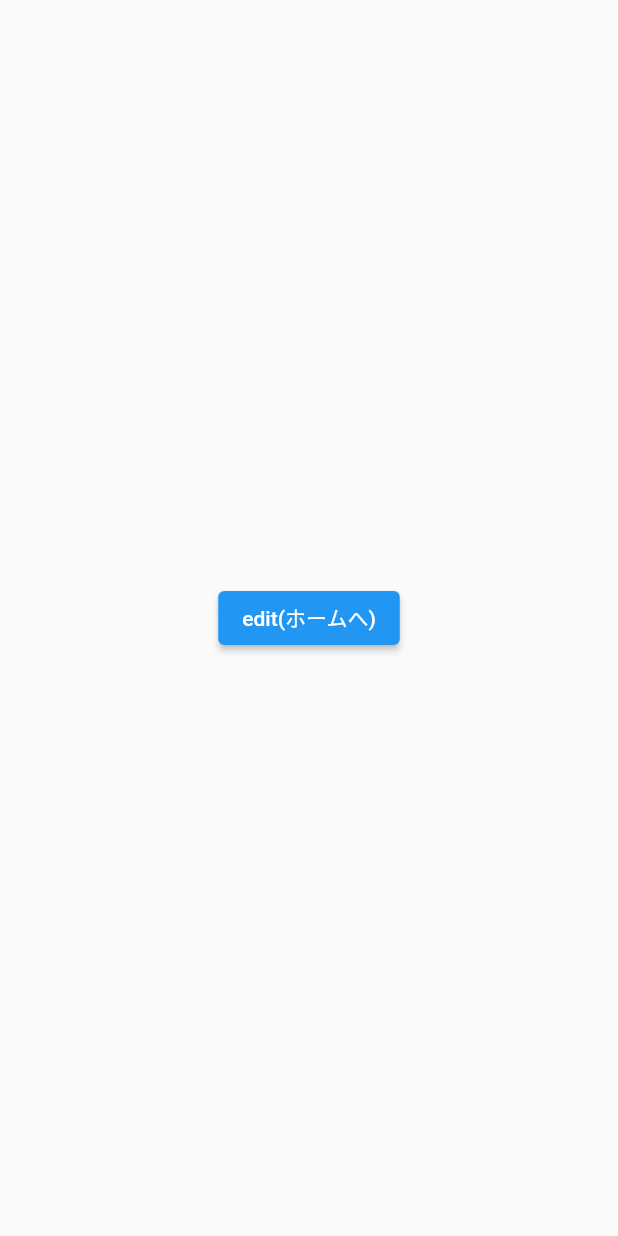
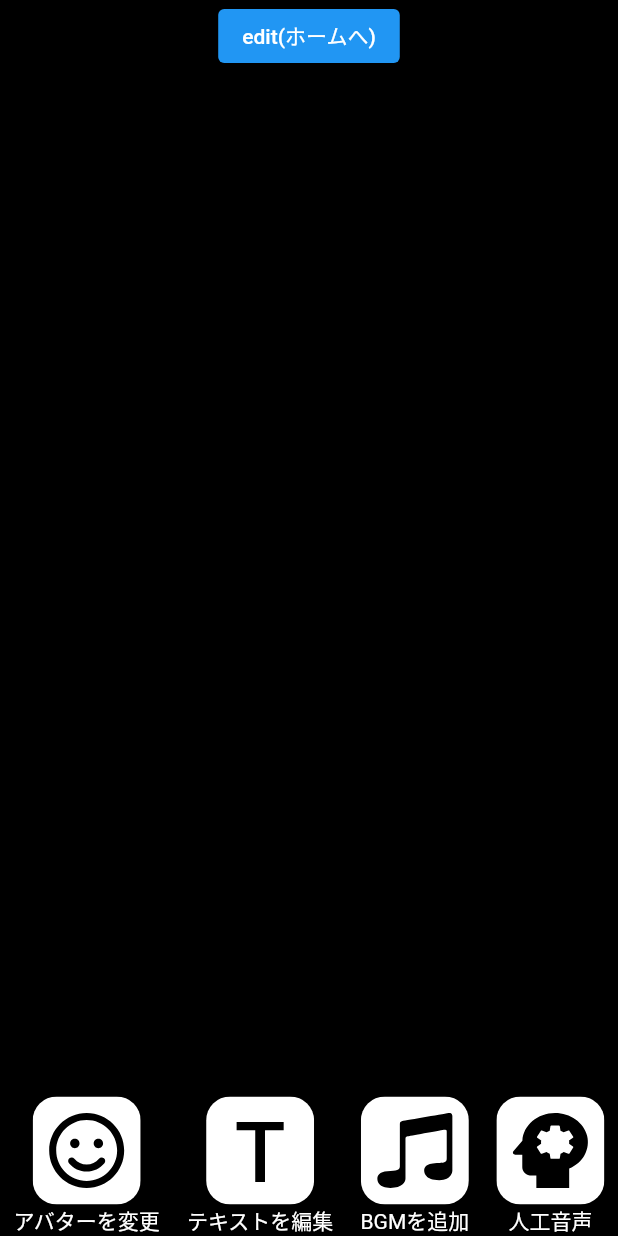
Before and after one commit to maropook/neon3, a Flutter app: the EditPage screen opened by its route, on a phone screen of 412 x 824 dp. Run offline on Flutter 3.47's test engine with Material 2 defaults, Android fonts, the phone set to English and light mode, and no system bars; our stand-ins replace flutter_svg, go_router, hooks_riverpod, url_strategy.

Commit message:
create_dialog

```diff
--- /dev/null
+++ b/lib/themes/styles.dart
@@ -0,0 +1,6 @@
+import 'package:flutter/material.dart';
+
+abstract class Styles {
+  static const editModalBottomSheetBackGroundColor =
+      Color.fromARGB(85, 255, 255, 255);
+}
--- a/lib/ui/pages/edit_page/edit_page.dart
+++ b/lib/ui/pages/edit_page/edit_page.dart
@@ -1,5 +1,8 @@
 import 'package:flutter/material.dart';
+import 'package:flutter_svg/svg.dart';
 import 'package:go_router/go_router.dart';
+import 'package:maropook_neon2/gen/assets.gen.dart';
+import 'package:maropook_neon2/themes/styles.dart';
 
 class EditPage extends StatelessWidget {
   const EditPage({super.key});
@@ -7,13 +10,71 @@ class EditPage extends StatelessWidget {
   @override
   Widget build(BuildContext context) {
     return Scaffold(
-      body: Center(
-        child: ElevatedButton(
+      backgroundColor: Colors.black,
+      body:
+          Column(mainAxisAlignment: MainAxisAlignment.spaceBetween, children: [
+        ElevatedButton(
           onPressed: () {
             context.go('/');
           },
           child: const Text('edit(ホームへ)'),
         ),
+        Row(
+          mainAxisAlignment: MainAxisAlignment.spaceAround,
+          children: [
+            _buildEditContentIcon(
+                'アバターを変更', Assets.images.changeAvatarIcon, context),
+            _buildEditContentIcon(
+                'テキストを編集', Assets.images.textEditIcon, context),
+            _buildEditContentIcon('BGMを追加', Assets.images.addBgmIcon, context),
+            _buildEditContentIcon(
+                '人工音声', Assets.images.artificialVoiceIcon, context),
+          ],
+        )
+      ]),
+    );
+  }
+
+  Widget _buildEditContentIcon(
+      String text, String iconPath, BuildContext context) {
+    return GestureDetector(
+      onTap: () {
+        showModalBottomSheet(
+            backgroundColor: Styles.editModalBottomSheetBackGroundColor,
+            isScrollControlled: true,
+            context: context,
+            isDismissible: true,
+            builder: (BuildContext context) {
+              return Container(
+                  height: MediaQuery.of(context).size.longestSide - 64,
+                  margin: const EdgeInsets.only(top: 64),
+                  decoration: const BoxDecoration(
+                    color: Colors.black,
+                    borderRadius: BorderRadius.only(
+                      topLeft: Radius.circular(20),
+                      topRight: Radius.circular(20),
+                    ),
+                  ),
+                  child: Column(
+                    children: [
+                      const SizedBox(height: 10),
+                      Text(
+                        text,
+                        textAlign: TextAlign.center,
+                        style: const TextStyle(color: Colors.white),
+                      ),
+                    ],
+                  ));
+            });
+      },
+      child: Column(
+        children: [
+          SvgPicture.asset(iconPath),
+          Text(
+            text,
+            style: const TextStyle(color: Colors.white),
+          )
+        ],
       ),
     );
   }
```
